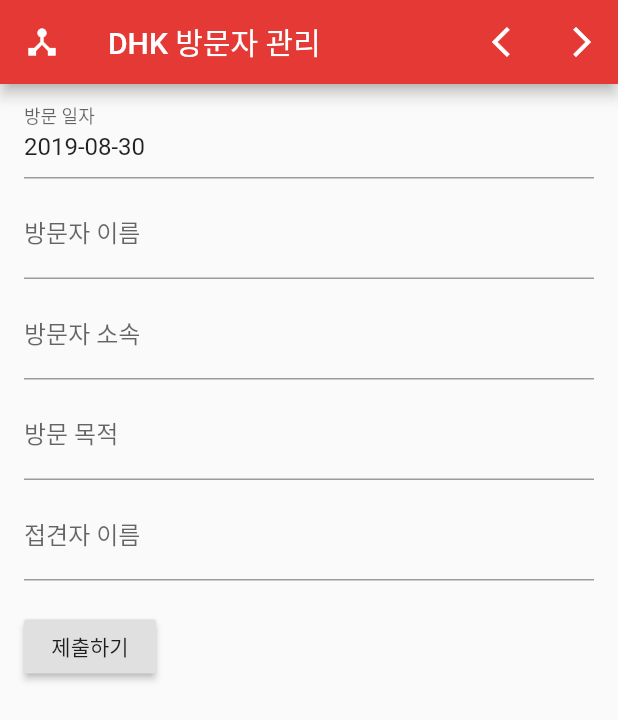
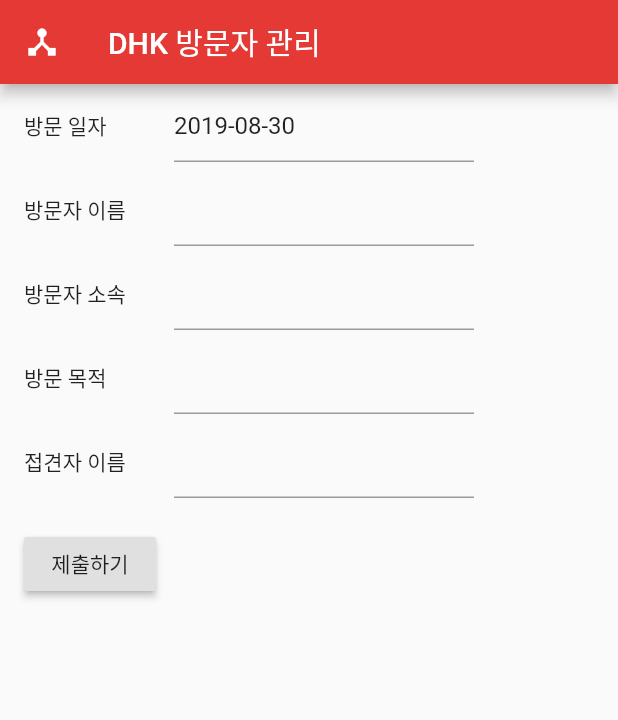
Before and after one commit to bonchangkoo/VisitorManagementApp, a Flutter app: the screen it shows after launch, on a phone screen of 412 x 824 dp. Shown: the top 720 px of the screen. Run offline on Flutter 3.47's test engine with Material 2 defaults, Android fonts, the phone set to English and light mode, and no system bars.

Commit message:
레이아웃 정리

```diff
--- a/lib/main.dart
+++ b/lib/main.dart
@@ -20,20 +20,6 @@ class MyApp extends StatelessWidget {
         appBar: AppBar(
           title: Text(appTitle),
           leading: Icon(Icons.device_hub),
-          actions: <Widget>[
-            IconButton(
-              icon: Icon(Icons.arrow_back_ios),
-              onPressed: () {
-
-              },
-            ),
-            IconButton(
-                icon: Icon(Icons.arrow_forward_ios),
-                onPressed: () {
-
-                },
-            )
-          ],
         ),
         body: MyCustomForm(),
       ),
@@ -70,12 +56,16 @@ class MyCustomFormState extends State<MyCustomForm> {
           Padding(
             padding:
                 const EdgeInsets.symmetric(vertical: 4.0, horizontal: 16.0),
+            child: Row(children: <Widget>[
+              Container(
+                width: 100,
+                child: Text("방문 일자"),
+              ),
+              Container(
+                width: 200,
                 child: TextFormField(
                   initialValue:
-                    new DateFormat("yyyy-MM-dd").format(new DateTime.now()),
-                decoration: InputDecoration(
-                  labelText: "방문 일자",
-                ),
+                      DateFormat("yyyy-MM-dd").format(DateTime.now()),
                   validator: (value) {
                     if (value.isEmpty) {
                       return '방문 일자를 입력해주세요';
@@ -84,55 +74,89 @@ class MyCustomFormState extends State<MyCustomForm> {
                   },
                   keyboardType: TextInputType.numberWithOptions(
                       decimal: true, signed: true),
-              )),
+                ),
+              )
+            ]),
+          ),
           Padding(
             padding:
                 const EdgeInsets.symmetric(vertical: 4.0, horizontal: 16.0),
+            child: Row(children: <Widget>[
+              Container(
+                width: 100,
+                child: Text("방문자 이름"),
+              ),
+              Container(
+                  width: 200,
                   child: TextFormField(
-                decoration: InputDecoration(labelText: "방문자 이름"),
                     validator: (value) {
                       if (value.isEmpty) {
                         return '방문자 이름을 입력해주세요.';
                       }
                       return null;
                     },
-              )),
+                  ))
+            ]),
+          ),
           Padding(
             padding:
                 const EdgeInsets.symmetric(vertical: 4.0, horizontal: 16.0),
+            child: Row(children: <Widget>[
+              Container(
+                width: 100,
+                child: Text("방문자 소속"),
+              ),
+              Container(
+                  width: 200,
                   child: TextFormField(
-                decoration: InputDecoration(labelText: "방문자 소속"),
                     validator: (value) {
                       if (value.isEmpty) {
                         return '방문자 소속을 입력해주세요.';
                       }
                       return null;
                     },
-              )),
+                  ))
+            ]),
+          ),
           Padding(
             padding:
                 const EdgeInsets.symmetric(vertical: 4.0, horizontal: 16.0),
+            child: Row(children: <Widget>[
+              Container(
+                width: 100,
+                child: Text("방문 목적"),
+              ),
+              Container(
+                  width: 200,
                   child: TextFormField(
-                decoration: InputDecoration(labelText: "방문 목적"),
                     validator: (value) {
                       if (value.isEmpty) {
                         return '방문 목적을 입력해주세요.';
                       }
                       return null;
                     },
-              )),
+                  ))
+            ]),
+          ),
           Padding(
               padding:
                   const EdgeInsets.symmetric(vertical: 4.0, horizontal: 16.0),
+              child: Row(children: <Widget>[
+                Container(
+                  width: 100,
+                  child: Text("접견자 이름"),
+                ),
+                Container(
+                    width: 200,
                     child: TextFormField(
-                decoration: InputDecoration(labelText: "접견자 이름"),
                       validator: (value) {
                         if (value.isEmpty) {
                           return '접견자 이름을 입력해주세요.';
                         }
                         return null;
                       },
-              )),
+                    ))
+              ])),
           Padding(
             padding:
                 const EdgeInsets.symmetric(vertical: 16.0, horizontal: 16.0),
```
Lines whose indentation alone changed are shown as unchanged.
